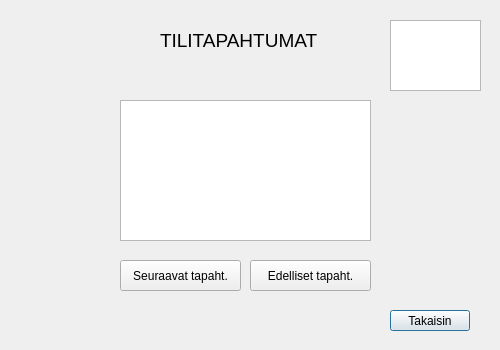
First picture: the form in Pankkimaatti/tapahtumavirta.ui, repository vsuusi/BankSimul, before the edit.
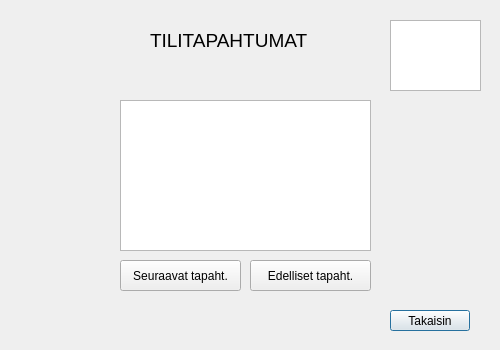
Second picture: the form after the edit.

What changed in the file:
```diff
--- a/Pankkimaatti/tapahtumavirta.ui
+++ b/Pankkimaatti/tapahtumavirta.ui
@@ -16,9 +16,9 @@
   <widget class="QLabel" name="label">
    <property name="geometry">
     <rect>
-     <x>160</x>
+     <x>150</x>
      <y>30</y>
-     <width>161</width>
+     <width>201</width>
      <height>21</height>
     </rect>
    </property>
@@ -86,7 +86,7 @@
      <x>120</x>
      <y>100</y>
      <width>251</width>
-     <height>141</height>
+     <height>151</height>
     </rect>
    </property>
   </widget>
```
